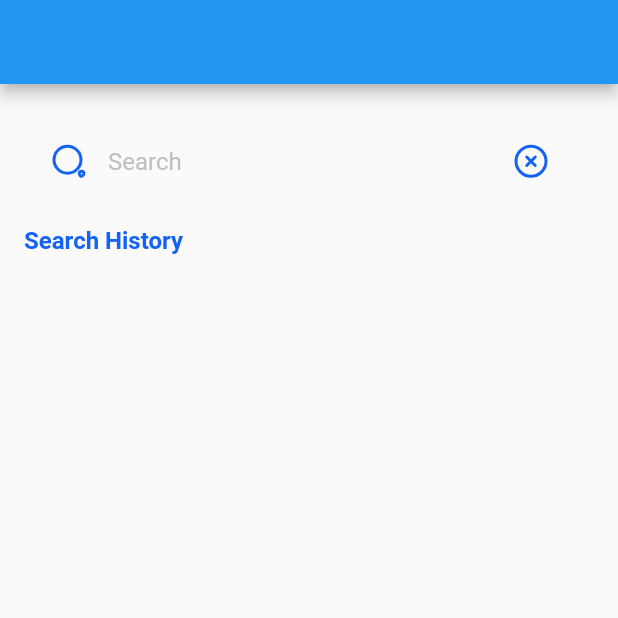
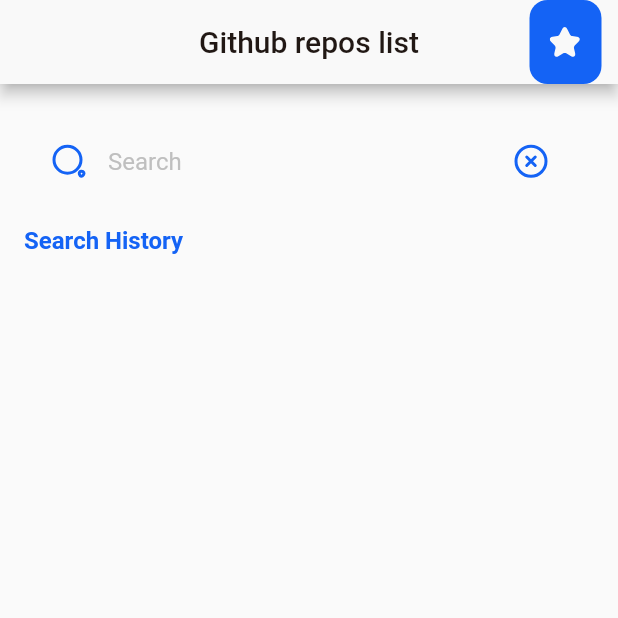
Before and after one commit to NataliyaKoval/git_search_flutter, a Flutter app: the screen it shows after launch, on a phone screen of 412 x 824 dp, the top half of it. Run offline on Flutter 3.47's test engine with Material 2 defaults, Android fonts, the phone set to English and light mode, and no system bars; our stand-ins replace dio, flutter_bloc, flutter_svg, hive, hive_flutter, retrofit; accounts and stored records are empty; generated files the repository leaves out were written again.

Commit message:
Get favorites from local database and display them on Favorite Page

```diff
--- a/lib/consts/app_colors.dart
+++ b/lib/consts/app_colors.dart
@@ -5,4 +5,6 @@
   static const Color lavender  = Color(0xFFFFF7E5);
   static const Color antiFlashWhite  = Color(0xFFF2F2F2);
   static const Color argent  = Color(0xFFBFBFBF);
+  static const Color ghostWhite  = Color(0xFFF9F9F9);
+  static const Color blackChocolate  = Color(0xFF211814);
 }
--- a/lib/consts/app_strings.dart
+++ b/lib/consts/app_strings.dart
@@ -1,5 +1,6 @@
 class AppStrings {
   static String get appName => 'Git Search';
+  static String get searchScreenTitle => 'Github repos list';
   static String get whatHaveFound => 'What we have found';
   static String get searchHistory => 'Search History';
 }
--- a/lib/data/repository/repository_impl.dart
+++ b/lib/data/repository/repository_impl.dart
@@ -43,7 +43,7 @@
   }
 
   @override
-  List<GitRepository>? getFavorites() {
+  List<GitRepository> getFavorites() {
     return localDatabase.getFavorites();
   }
 
--- a/lib/domain/repository/repository.dart
+++ b/lib/domain/repository/repository.dart
@@ -11,7 +11,7 @@
 
   void removeFromFavorites(GitRepository gitRepository);
 
-  List<GitRepository>? getFavorites();
+  List<GitRepository> getFavorites();
 
   List? getFavoritesKeys();
 }
--- /dev/null
+++ b/lib/presentation/favorite_screen/use_case/get_favorites_use_case.dart
@@ -0,0 +1,16 @@
+import 'package:git_search/domain/models/git_repository.dart';
+import 'package:git_search/domain/repository/repository.dart';
+import 'package:git_search/domain/use_case/use_case.dart';
+
+class GetFavoritesUseCase extends NoParamsUseCase<List<GitRepository>> {
+  GetFavoritesUseCase({
+    required this.repository,
+  });
+
+  final Repository repository;
+
+  @override
+  Future<List<GitRepository>> call() async {
+    return repository.getFavorites();
+  }
+}
--- a/lib/presentation/search_screen/widget/search_page.dart
+++ b/lib/presentation/search_screen/widget/search_page.dart
@@ -6,6 +6,7 @@
 import 'package:git_search/consts/image_assets.dart';
 import 'package:git_search/data/datasources/local_database.dart';
 import 'package:git_search/domain/repository/repository.dart';
+import 'package:git_search/presentation/favorite_screen/widget/favorite_page.dart';
 import 'package:git_search/presentation/search_screen/bloc/search_cubit.dart';
 import 'package:git_search/presentation/search_screen/use_case/fetch_git_repositories_use_case.dart';
 import 'package:git_search/presentation/search_screen/use_case/get_saved_git_repos_use_case.dart';
@@ -47,7 +48,39 @@
       )..getSavedGitRepos(),
       child: Builder(builder: (context) {
         return Scaffold(
-          appBar: AppBar(),
+          appBar: AppBar(
+            backgroundColor: AppColors.ghostWhite,
+            centerTitle: true,
+            title: Text(
+              AppStrings.searchScreenTitle,
+              style: const TextStyle(color: AppColors.blackChocolate),
+            ),
+            actions: [
+              Padding(
+                padding: const EdgeInsets.only(right: 11),
+                child: Ink(
+                  decoration: BoxDecoration(
+                    color: AppColors.blue,
+                    borderRadius: BorderRadius.circular(12),
+                  ),
+                  child: IconButton(
+                    onPressed: () {
+                      Navigator.push(
+                        context,
+                        MaterialPageRoute(
+                          builder: (context) => const FavoritePage(),
+                        ),
+                      );
+                    },
+                    icon: SvgPicture.asset(
+                      ImageAssets.star,
+                      color: AppColors.ghostWhite,
+                    ),
+                  ),
+                ),
+              )
+            ],
+          ),
           body: Padding(
             padding: const EdgeInsets.symmetric(horizontal: 16, vertical: 24),
             child: Column(
```
Also changed, not shown: lib/presentation/favorite_screen/bloc/favorite_cubit.dart (added, +19 -0 lines), lib/presentation/favorite_screen/bloc/favorite_state.dart (added, +14 -0 lines), lib/presentation/favorite_screen/widget/favorite_page.dart (added, +39 -0 lines).
